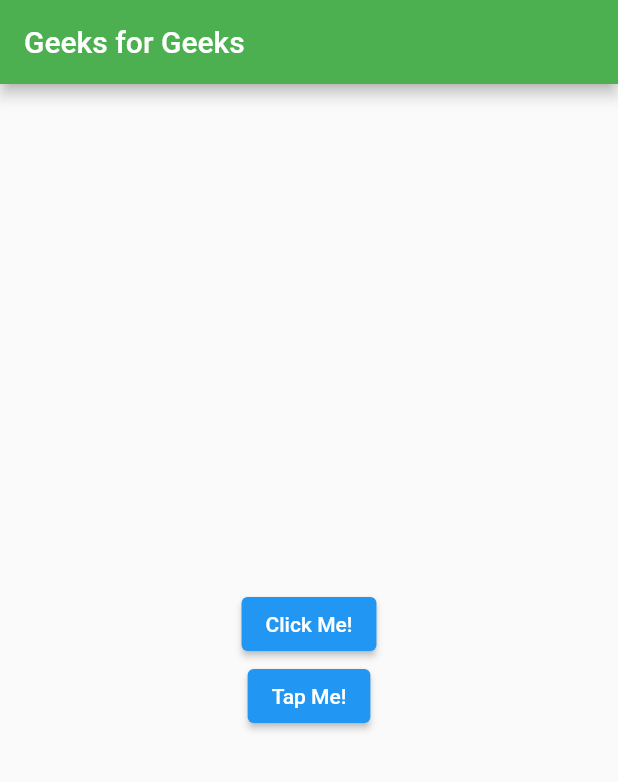
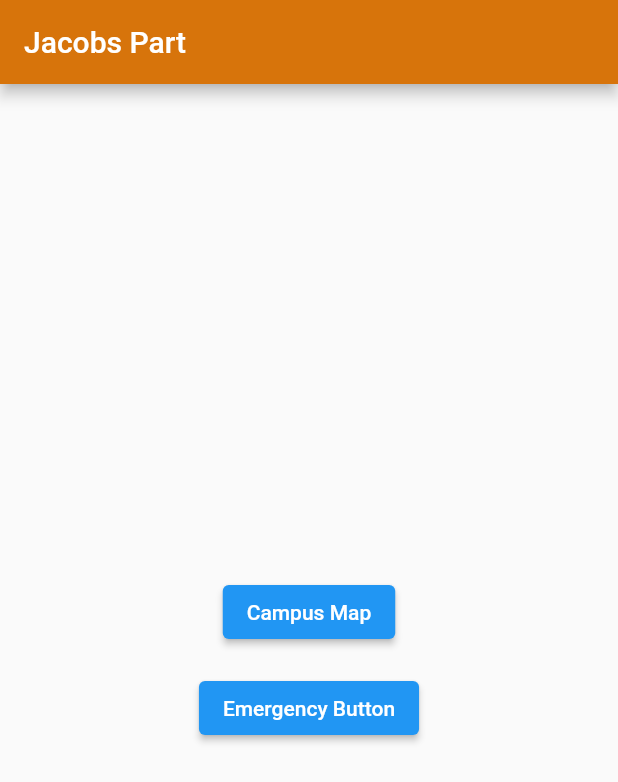
Before and after one commit to Jacob2740/MercerSafe, a Flutter app: the screen it shows after launch, on a phone screen of 412 x 824 dp. Shown: the top 782 px of the screen. Run offline on Flutter 3.47's test engine with Material 2 defaults, Android fonts, the light colour scheme and no system bars.

Commit message:
Sixth  Commit

```diff
--- a/jacobspart/lib/main.dart
+++ b/jacobspart/lib/main.dart
@@ -6,11 +6,13 @@
 	initialRoute: '/',
 	routes: {
 	'/': (context) => const HomeRoute(),
-	'/second': (context) => const SecondRoute(),
-	'/third': (context) => const ThirdRoute(),
+	'/second': (context) => const CampusMap(),
+	'/third': (context) => const EmergencyButton(),
 	},
 )); //MaterialApp
 }
+
+
 
 class HomeRoute extends StatelessWidget {
 const HomeRoute({Key? key}) : super(key: key);
@@ -19,24 +21,30 @@
 Widget build(BuildContext context) {
 	return Scaffold(
 	appBar: AppBar(
-		title: const Text('Geeks for Geeks'),
-		backgroundColor: Colors.green,
+		title: const Text('Jacobs Part'),
+		backgroundColor: Color.fromARGB(255, 215, 116, 11),
 	), // AppBar
 	body: Center(
 		child: Column(
 		mainAxisAlignment: MainAxisAlignment.center,
 		children: <Widget>[
-			ElevatedButton(
-			child: const Text('Click Me!'),
+			Padding(
+              padding: const EdgeInsets.all(8.0),
+              child: ElevatedButton(
+              child: const Text('Campus Map'),
               onPressed: () {
                 Navigator.pushNamed(context, '/second');
               },
+              ),
             ), // ElevatedButton
-			ElevatedButton(
-			child: const Text('Tap Me!'),
+			Padding(
+              padding: const EdgeInsets.all(8.0),
+              child: ElevatedButton(
+              child: const Text('Emergency Button'),
               onPressed: () {
                 Navigator.pushNamed(context, '/third');
               },
+              ),
             ), // ElevatedButton
 		], // <Widget>[]
 		), // Column
@@ -45,15 +53,17 @@
 }
 }
 
-class SecondRoute extends StatelessWidget {
-const SecondRoute({Key? key}) : super(key: key);
+
+
+class CampusMap extends StatelessWidget {
+const CampusMap({Key? key}) : super(key: key);
 
 @override
 Widget build(BuildContext context) {
 	return Scaffold(
 	appBar: AppBar(
 		title: const Text("Click Me Page"),
-		backgroundColor: Colors.green,
+		backgroundColor: Color.fromARGB(255, 215, 116, 11),
 	), // AppBar
 	body: Center(
 		child: ElevatedButton(
@@ -67,15 +77,17 @@
 }
 }
 
-class ThirdRoute extends StatelessWidget {
-const ThirdRoute({Key? key}) : super(key: key);
+
+
+class EmergencyButton extends StatelessWidget {
+const EmergencyButton({Key? key}) : super(key: key);
 
 @override
 Widget build(BuildContext context) {
 	return Scaffold(
 	appBar: AppBar(
 		title: const Text("Tap Me Page"),
-		backgroundColor: Colors.green,
+		backgroundColor: Color.fromARGB(255, 215, 116, 11),
 	), // AppBar
 	); // Scaffold
 }
```
Lines whose indentation alone changed are shown as unchanged.
